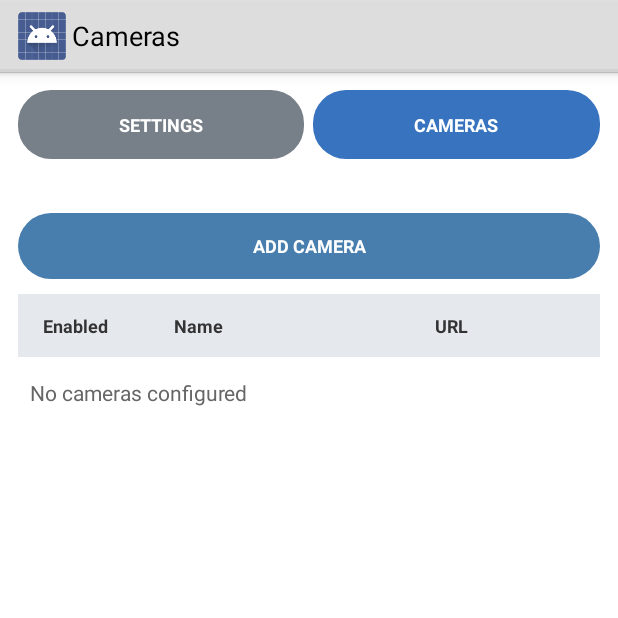
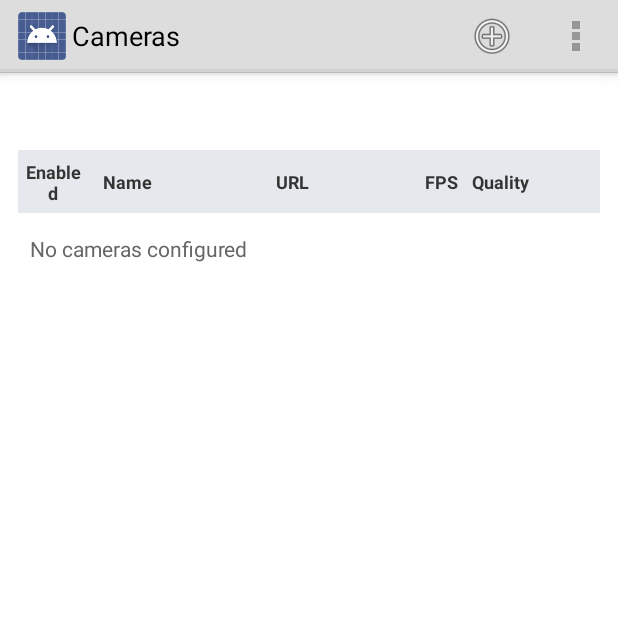
Before and after one commit to ffps/frtsp, an Android app: the CameraSettingsActivity screen opened directly, with no data from a screen before it, on a phone screen of 412 x 824 dp, the top half of it. Run offline under Robolectric (Android 15) with nearby library versions, the phone set to English and light mode, and no system bars.

Commit message:
Replace fake tabs with ActionBar menu and refine camera list

```diff
--- a/app/src/main/java/com/ffps/frtsp/CameraSettingsActivity.java
+++ b/app/src/main/java/com/ffps/frtsp/CameraSettingsActivity.java
@@ -6,10 +6,10 @@ import android.os.Bundle;
 import android.text.InputType;
 import android.view.Gravity;
 import android.view.View;
-import android.widget.Button;
+import android.view.Menu;
+import android.view.MenuItem;
 import android.widget.CheckBox;
 import android.widget.EditText;
-import android.widget.HorizontalScrollView;
 import android.widget.ImageButton;
 import android.widget.LinearLayout;
 import android.widget.ScrollView;
@@ -31,7 +31,7 @@ public class CameraSettingsActivity extends Activity {
     private final List<CameraEntry> cameras = new ArrayList<>();
     private LinearLayout cameraRows;
     private TextView serviceNotice;
-    private Button addButton;
+    private MenuItem addMenuItem;
     private final android.os.Handler handler = new android.os.Handler();
     private final Runnable stateUpdater = new Runnable() {
         @Override public void run() {
@@ -65,17 +65,7 @@ public class CameraSettingsActivity extends Activity {
         root.setPadding(dp(12), dp(12), dp(12), dp(8));
         root.setBackgroundColor(0xffffffff);
 
-        LinearLayout tabs = new LinearLayout(this);
-        tabs.setOrientation(LinearLayout.HORIZONTAL);
-        root.addView(tabs, new LinearLayout.LayoutParams(-1, dp(46)));
-        Button settingsTab = tabButton("SETTINGS", 0xff777f88);
-        tabs.addView(settingsTab, new LinearLayout.LayoutParams(0, -1, 1));
-        Button camerasTab = tabButton("CAMERAS", 0xff3773be);
-        LinearLayout.LayoutParams tab2 = new LinearLayout.LayoutParams(0, -1, 1);
-        tab2.leftMargin = dp(6);
-        tabs.addView(camerasTab, tab2);
-        camerasTab.setEnabled(false);
-        settingsTab.setOnClickListener(v -> finish());
+        setTitle("Cameras");
 
         serviceNotice = new TextView(this);
         serviceNotice.setTextSize(13);
@@ -83,39 +73,29 @@ public class CameraSettingsActivity extends Activity {
         serviceNotice.setPadding(dp(4), dp(8), dp(4), dp(4));
         root.addView(serviceNotice);
 
-        addButton = tabButton("ADD CAMERA", 0xff477eae);
-        LinearLayout.LayoutParams addParams = new LinearLayout.LayoutParams(-1, dp(44));
-        addParams.topMargin = dp(6);
-        root.addView(addButton, addParams);
-        addButton.setOnClickListener(v -> showCameraDialog(-1));
-
-        HorizontalScrollView horizontal = new HorizontalScrollView(this);
-        horizontal.setFillViewport(false);
-        horizontal.setHorizontalScrollBarEnabled(true);
         LinearLayout.LayoutParams tableScrollParams = new LinearLayout.LayoutParams(-1, 0, 1);
         tableScrollParams.topMargin = dp(10);
-        root.addView(horizontal, tableScrollParams);
+        ScrollView vertical = new ScrollView(this);
+        root.addView(vertical, tableScrollParams);
 
         LinearLayout table = new LinearLayout(this);
         table.setOrientation(LinearLayout.VERTICAL);
-        horizontal.addView(table);
+        vertical.addView(table, new ScrollView.LayoutParams(-1, -2));
 
         LinearLayout header = new LinearLayout(this);
         header.setOrientation(LinearLayout.HORIZONTAL);
         header.setBackgroundColor(0xffe5e9ed);
-        table.addView(header);
-        addCell(header, "Enabled", 76, true);
-        addCell(header, "Name", 88, true);
-        addCell(header, "URL", 250, true);
-        addCell(header, "FPS", 48, true);
-        addCell(header, "Quality", 66, true);
-        addCell(header, "Action", 92, true);
+        table.addView(header, new LinearLayout.LayoutParams(-1, dp(42)));
+        addCell(header, "Enabled", 0.9f, true);
+        addCell(header, "Name", 1.0f, true);
+        addCell(header, "URL", 3.2f, true);
+        addCell(header, "FPS", 0.6f, true);
+        addCell(header, "Quality", 0.9f, true);
+        addCell(header, "", 0.8f, true);
 
-        ScrollView vertical = new ScrollView(this);
-        table.addView(vertical, new LinearLayout.LayoutParams(-1, -1));
         cameraRows = new LinearLayout(this);
         cameraRows.setOrientation(LinearLayout.VERTICAL);
-        vertical.addView(cameraRows);
+        table.addView(cameraRows, new LinearLayout.LayoutParams(-1, -2));
 
         setContentView(root);
         renderRows();
@@ -176,13 +156,11 @@ public class CameraSettingsActivity extends Activity {
     private void renderRows() {
         cameraRows.removeAllViews();
         if (cameras.isEmpty()) {
-            LinearLayout row = new LinearLayout(this);
-            cameraRows.addView(row);
             TextView empty = new TextView(this);
             empty.setText("No cameras configured");
             empty.setTextColor(0xff666666);
             empty.setPadding(dp(8), dp(14), dp(8), dp(14));
-            row.addView(empty);
+            cameraRows.addView(empty, new LinearLayout.LayoutParams(-1, dp(48)));
             return;
         }
 
@@ -193,7 +171,11 @@ public class CameraSettingsActivity extends Activity {
             row.setOrientation(LinearLayout.HORIZONTAL);
             row.setGravity(Gravity.CENTER_VERTICAL);
             row.setBackgroundColor(i % 2 == 0 ? 0xfffafbfc : 0xfff0f2f4);
-            cameraRows.addView(row, new LinearLayout.LayoutParams(-2, dp(54)));
+            row.setClickable(true);
+            row.setOnClickListener(v -> {
+                if (!CameraService.isRunning()) showCameraDialog(index);
+            });
+            cameraRows.addView(row, new LinearLayout.LayoutParams(-1, dp(54)));
 
             CheckBox enabled = new CheckBox(this);
             enabled.setGravity(Gravity.CENTER);
@@ -206,26 +188,20 @@ public class CameraSettingsActivity extends Activity {
                 camera.enabled = checked;
                 saveCameras();
             });
-            addViewCell(row, enabled, 76);
+            addViewCell(row, enabled, 0.9f);
 
-            addTextCell(row, camera.name, 88, true);
-            addTextCell(row, camera.url, 250, false);
-            addTextCell(row, String.valueOf(camera.fps), 48, true);
-            addTextCell(row, String.valueOf(camera.quality), 66, true);
+            addTextCell(row, camera.name, 1.0f, true);
+            addTextCell(row, camera.url, 3.2f, false);
+            addTextCell(row, String.valueOf(camera.fps), 0.6f, true);
+            addTextCell(row, String.valueOf(camera.quality), 0.9f, true);
 
             LinearLayout actions = new LinearLayout(this);
             actions.setOrientation(LinearLayout.HORIZONTAL);
             actions.setGravity(Gravity.CENTER);
-            row.addView(actions, new LinearLayout.LayoutParams(dp(92), -1));
-
-            ImageButton edit = iconButton(android.R.drawable.ic_menu_edit, "Edit");
-            actions.addView(edit, new LinearLayout.LayoutParams(dp(42), dp(42)));
-            edit.setOnClickListener(v -> {
-                if (!CameraService.isRunning()) showCameraDialog(index);
-            });
+            row.addView(actions, new LinearLayout.LayoutParams(0, -1, 0.8f));
 
             ImageButton delete = iconButton(android.R.drawable.ic_menu_delete, "Delete");
-            actions.addView(delete, new LinearLayout.LayoutParams(dp(42), dp(42)));
+            actions.addView(delete, new LinearLayout.LayoutParams(dp(44), dp(44)));
             delete.setOnClickListener(v -> {
                 if (!CameraService.isRunning()) confirmDelete(index);
             });
@@ -355,8 +331,7 @@ public class CameraSettingsActivity extends Activity {
 
     private void updateEditableState() {
         boolean editable = !CameraService.isRunning();
-        addButton.setEnabled(editable);
-        addButton.setAlpha(editable ? 1f : 0.45f);
+        if (addMenuItem != null) addMenuItem.setEnabled(editable);
         serviceNotice.setText(editable ? "" : "Service is running — camera settings are read-only.");
         for (int i = 0; i < cameraRows.getChildCount(); i++) {
             View row = cameraRows.getChildAt(i);
@@ -412,17 +387,6 @@ public class CameraSettingsActivity extends Activity {
         return label;
     }
 
-    private Button tabButton(String text, int color) {
-        Button button = new Button(this);
-        button.setText(text);
-        button.setTextSize(12);
-        button.setTextColor(0xffffffff);
-        button.setTypeface(android.graphics.Typeface.DEFAULT, android.graphics.Typeface.BOLD);
-        button.setAllCaps(true);
-        button.setBackgroundDrawable(buttonBackground(color));
-        return button;
-    }
-
     private ImageButton iconButton(int resource, String description) {
         ImageButton button = new ImageButton(this);
         button.setImageResource(resource);
@@ -432,44 +396,64 @@ public class CameraSettingsActivity extends Activity {
         return button;
     }
 
-    private void addCell(LinearLayout row, String text, int widthDp, boolean centered) {
+    private void addCell(LinearLayout row, String text, float weight, boolean centered) {
         TextView cell = new TextView(this);
         cell.setText(text);
         cell.setTextSize(12);
         cell.setTypeface(android.graphics.Typeface.DEFAULT, android.graphics.Typeface.BOLD);
         cell.setTextColor(0xff333333);
         cell.setGravity(centered ? Gravity.CENTER : Gravity.CENTER_VERTICAL);
-        cell.setPadding(dp(5), dp(6), dp(5), dp(6));
-        row.addView(cell, new LinearLayout.LayoutParams(dp(widthDp), dp(42)));
+        cell.setPadding(dp(3), dp(6), dp(3), dp(6));
+        row.addView(cell, new LinearLayout.LayoutParams(0, -1, weight));
     }
 
-    private void addTextCell(LinearLayout row, String text, int widthDp, boolean centered) {
+    private void addTextCell(LinearLayout row, String text, float weight, boolean centered) {
         TextView cell = new TextView(this);
         cell.setText(text);
         cell.setTextSize(12);
         cell.setTextColor(0xff333333);
         cell.setGravity(centered ? Gravity.CENTER : Gravity.CENTER_VERTICAL);
-        cell.setPadding(dp(5), dp(4), dp(5), dp(4));
+        cell.setPadding(dp(3), dp(4), dp(3), dp(4));
         if (!centered) cell.setSingleLine(true);
-        row.addView(cell, new LinearLayout.LayoutParams(dp(widthDp), -1));
+        row.addView(cell, new LinearLayout.LayoutParams(0, -1, weight));
     }
 
-    private void addViewCell(LinearLayout row, View view, int widthDp) {
+    private void addViewCell(LinearLayout row, View view, float weight) {
         LinearLayout holder = new LinearLayout(this);
         holder.setGravity(Gravity.CENTER);
         holder.addView(view, new LinearLayout.LayoutParams(dp(42), dp(46)));
-        row.addView(holder, new LinearLayout.LayoutParams(dp(widthDp), -1));
+        row.addView(holder, new LinearLayout.LayoutParams(0, -1, weight));
     }
 
-    private Button makeButton(String text, int color) {
-        Button button = new Button(this);
-        button.setText(text);
-        button.setTextSize(13);
-        button.setTextColor(0xffffffff);
-        button.setTypeface(android.graphics.Typeface.DEFAULT, android.graphics.Typeface.BOLD);
-        button.setAllCaps(true);
-        button.setBackgroundDrawable(buttonBackground(color));
-        return button;
+    @Override public boolean onCreateOptionsMenu(Menu menu) {
+        addMenuItem = menu.add(0, 10, 0, "Add camera");
+        addMenuItem.setIcon(android.R.drawable.ic_menu_add);
+        addMenuItem.setShowAsAction(MenuItem.SHOW_AS_ACTION_ALWAYS);
+        addMenuItem.setEnabled(!CameraService.isRunning());
+
+        menu.add(0, 11, 1, "Settings")
+            .setIcon(android.R.drawable.ic_menu_preferences)
+            .setShowAsAction(MenuItem.SHOW_AS_ACTION_NEVER);
+        menu.add(0, 12, 2, "About")
+            .setIcon(android.R.drawable.ic_menu_info_details)
+            .setShowAsAction(MenuItem.SHOW_AS_ACTION_NEVER);
+        return true;
+    }
+
+    @Override public boolean onOptionsItemSelected(MenuItem item) {
+        if (item.getItemId() == 10) {
+            if (!CameraService.isRunning()) showCameraDialog(-1);
+            return true;
+        }
+        if (item.getItemId() == 11) {
+            finish();
+            return true;
+        }
+        if (item.getItemId() == 12) {
+            AboutDialog.show(this);
+            return true;
+        }
+        return super.onOptionsItemSelected(item);
     }
 
     private android.graphics.drawable.GradientDrawable buttonBackground(int color) {
```
Also changed, not shown: app/src/main/java/com/ffps/frtsp/AboutDialog.java (added, +63 -0 lines), app/src/main/java/com/ffps/frtsp/MainActivity.java (+21 -23 lines), 1 other file.
